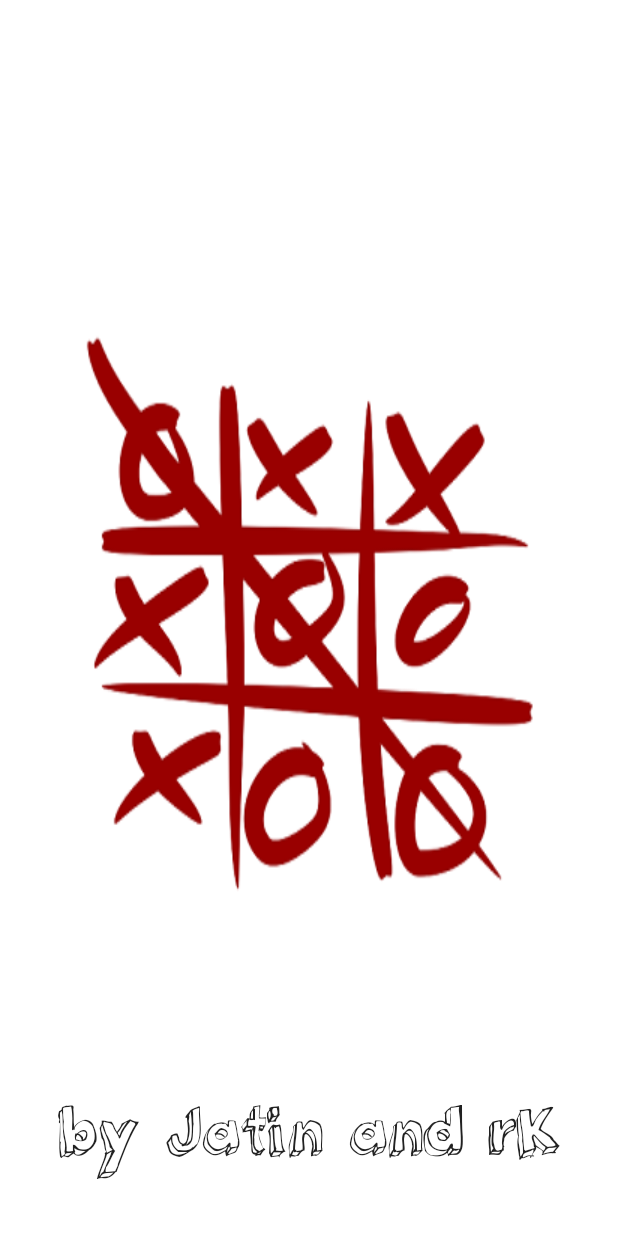
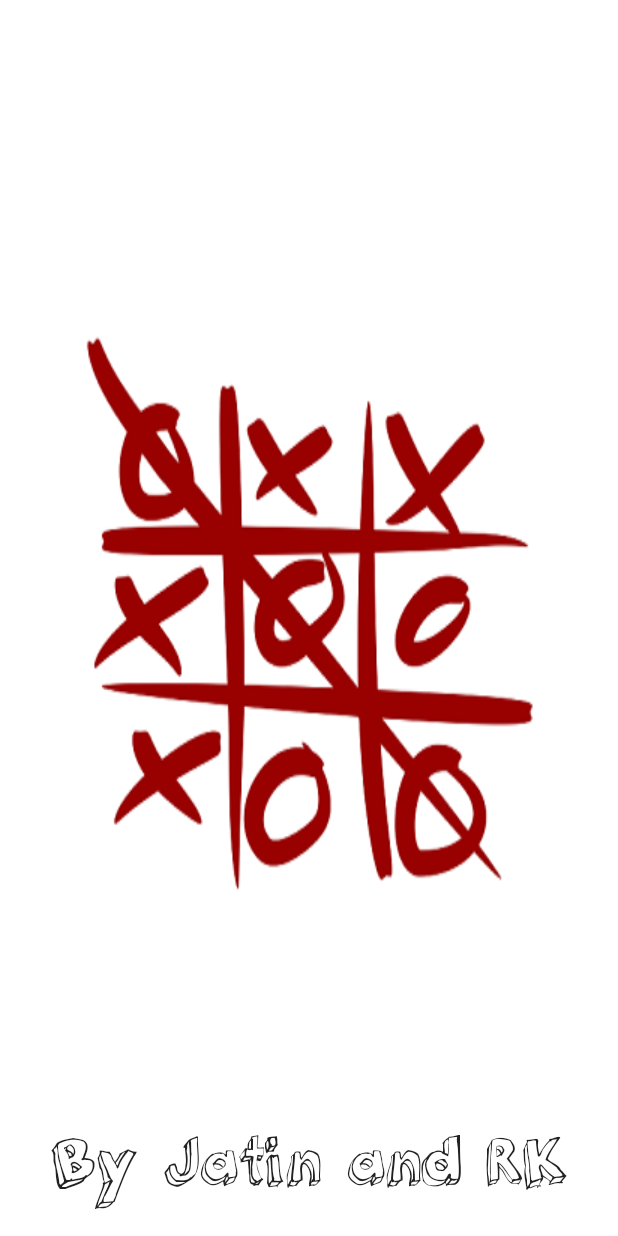
Before and after one commit to RishabhKr97/Tickitock, an Android app: the HomeScreen screen opened directly, with no data from a screen before it, on a phone screen of 412 x 824 dp. Run offline under Robolectric (Android 15) with nearby library versions, the phone set to English and light mode, and no system bars.

Commit message:
1)Modified Front Page layout

```diff
--- a/app/src/main/res/layout/activity_home_screen.xml
+++ b/app/src/main/res/layout/activity_home_screen.xml
@@ -28,7 +28,9 @@
         android:text="@string/welcometext"
         android:textSize="40sp"
         android:id="@+id/welcomeId"
+        android:gravity="center"
         android:layout_alignParentBottom="true"
         android:layout_centerHorizontal="true"
-        android:layout_marginBottom="20dp" />
+        android:layout_marginTop="7dp"
+         />
 </RelativeLayout>
--- a/app/src/main/res/values/strings.xml
+++ b/app/src/main/res/values/strings.xml
@@ -1,6 +1,6 @@
 <resources>
     <string name="app_name">Tickitock</string>
-    <string name="welcometext">by Jatin and rK</string>
+    <string name="welcometext">By Jatin and RK</string>
     <string name="singleplayerbuttontext">Single Player</string>
     <string name="twoplayerbuttontext">Two Players</string>
     <string name="statsbuttontext">Stats</string>
```
